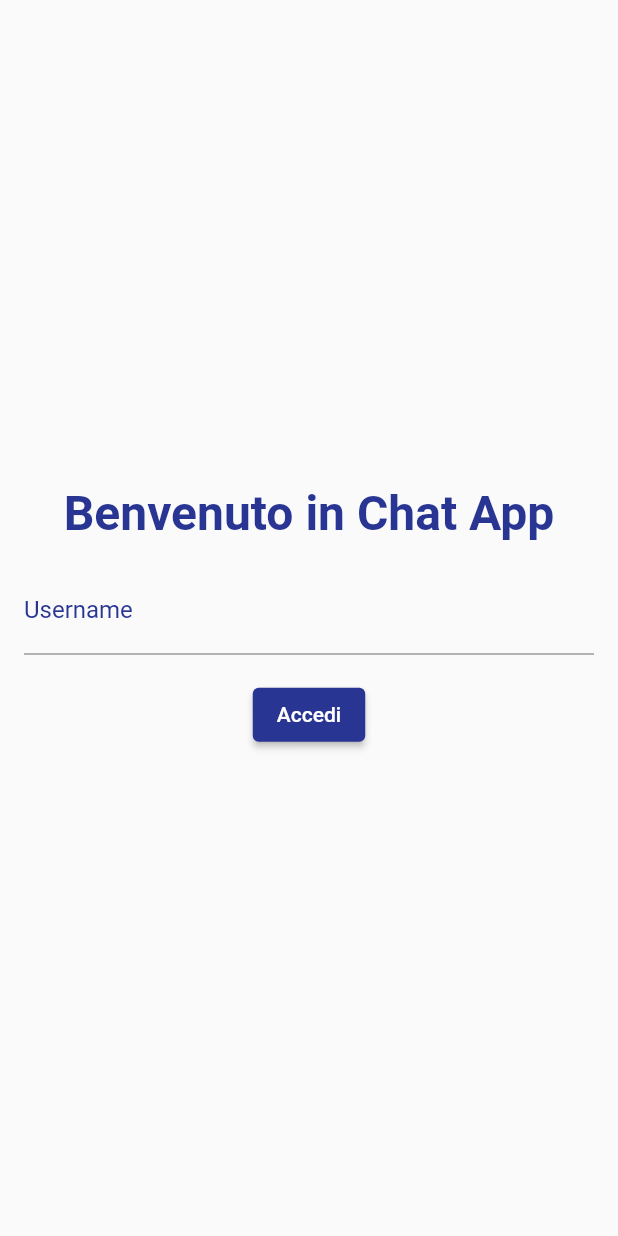
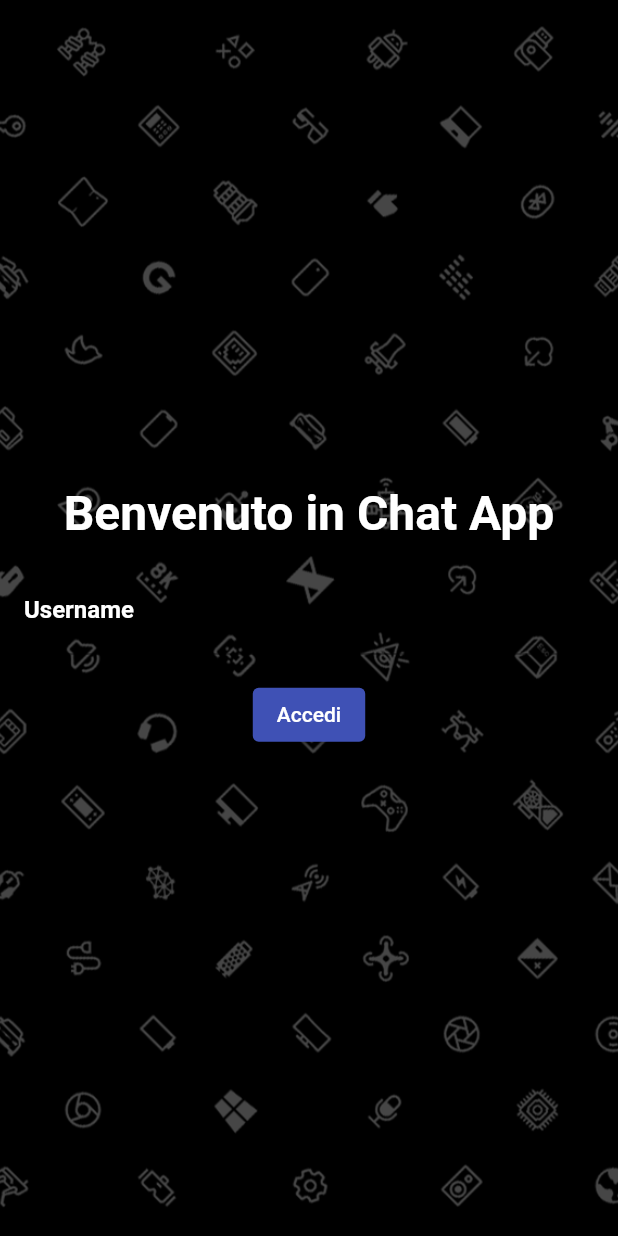
Before and after one commit to Sebastiano0/TPSIT, a Flutter app: the screen it shows after launch, on a phone screen of 412 x 824 dp. Run offline on Flutter 3.47's test engine with Material 2 defaults, Android fonts, the phone set to English and light mode, and no system bars; our stand-ins replace audioplayers, flutter_local_notifications, numberpicker, sqflite; accounts and stored records are empty.

```diff
--- a/chatroom/client_mobile/lib/logic/connection.dart
+++ b/chatroom/client_mobile/lib/logic/connection.dart
@@ -46,23 +46,17 @@ class Connection {
   }
 
   String getTimestamp(String input) {
-    // Scomponi la stringa in una lista di parole separando gli spazi
     List<String> words = input.split(' ');
-    // Restituisci la prima parola (che rappresenta il timestamp)
     return '${words[0]} ${words[1]}';
   }
 
   String getSender(String input) {
-    // Scomponi la stringa in una lista di parole separando gli spazi
     List<String> words = input.split(' ');
-    // Restituisci la quarta parola (che rappresenta il mittente)
     return words[4];
   }
 
   String getMessage(String input) {
-    // Scomponi la stringa in una lista di parole separando gli spazi
     String words = input.substring(input.indexOf(">") + 1);
-    // Restituisci l'ultima parola (che rappresenta il messaggio)
     return words;
   }
 }
--- a/chatroom/client_mobile/lib/main.dart
+++ b/chatroom/client_mobile/lib/main.dart
@@ -4,10 +4,27 @@ import 'package:client_mobile/widget/login_screen.dart';
 void main() {
   runApp(
     MaterialApp(
-      home: const LoginScreen(),
+      home: MyHomePage(),
       theme: ThemeData(
         primarySwatch: Colors.blue,
       ),
     ),
   );
 }
+
+class MyHomePage extends StatelessWidget {
+  const MyHomePage({super.key});
+
+  @override
+  Widget build(BuildContext context) {
+    return Container(
+      decoration: const BoxDecoration(
+        image: DecorationImage(
+          image: AssetImage('assets/background_login.jpg'),
+          fit: BoxFit.cover,
+        ),
+      ),
+      child: const LoginScreen(),
+    );
+  }
+}
--- a/chatroom/client_mobile/lib/widget/login_screen.dart
+++ b/chatroom/client_mobile/lib/widget/login_screen.dart
@@ -21,10 +21,8 @@ class _LoginScreenState extends State<LoginScreen> {
       setState(() {
         _isLoading = true;
       });
-      // Simula il login asincrono
       await Future.delayed(const Duration(seconds: 1));
       // Salva l'username nei dati dell'applicazione
-      // (in questo esempio, utilizzo una semplice variabile statica)
       AppData.username = _usernameController.text;
       connection.createConnection();
       Navigator.of(context).pushReplacement(
@@ -38,9 +36,10 @@ class _LoginScreenState extends State<LoginScreen> {
   @override
   Widget build(BuildContext context) {
     return Scaffold(
+      backgroundColor: Colors.transparent,
       body: _isLoading
           ? const Center(
-              child: CircularProgressIndicator(),
+              child: CircularProgressIndicator(color: Colors.indigo),
             )
           : Padding(
               padding: const EdgeInsets.all(16.0),
@@ -49,24 +48,26 @@ class _LoginScreenState extends State<LoginScreen> {
                 child: Column(
                   mainAxisAlignment: MainAxisAlignment.center,
                   children: [
-                    Text(
+                    const Text(
                       'Benvenuto in Chat App',
                       style: TextStyle(
                         fontSize: 32,
                         fontWeight: FontWeight.bold,
-                        color: Colors.indigo[800],
+                        color: Colors.white,
                       ),
                     ),
                     const SizedBox(height: 16),
                     TextFormField(
                       controller: _usernameController,
-                      decoration: InputDecoration(
+                      style: const TextStyle(color: Colors.white),
+                      decoration: const InputDecoration(
                         labelText: 'Username',
                         hintText: 'Inserisci il tuo username',
-                        hintStyle: TextStyle(color: Colors.indigo[800]),
-                        labelStyle: TextStyle(color: Colors.indigo[800]),
-                        focusedBorder: const UnderlineInputBorder(
-                          borderSide: BorderSide(color: Colors.indigo),
+                        hintStyle: TextStyle(color: Colors.white),
+                        labelStyle: TextStyle(
+                            color: Colors.white, fontWeight: FontWeight.bold),
+                        focusedBorder: UnderlineInputBorder(
+                          borderSide: BorderSide(color: Colors.white),
                         ),
                       ),
                       validator: (value) {
@@ -79,9 +80,9 @@ class _LoginScreenState extends State<LoginScreen> {
                     const SizedBox(height: 16),
                     ElevatedButton(
                       onPressed: _login,
+                      style: ElevatedButton.styleFrom(
+                          backgroundColor: Colors.indigo),
                       child: const Text("Accedi"),
-                      style: ElevatedButton.styleFrom(
-                          backgroundColor: Colors.indigo[800]),
                     ),
                   ],
                 ),
--- a/chatroom/client_mobile/pubspec.yaml
+++ b/chatroom/client_mobile/pubspec.yaml
@@ -63,6 +63,8 @@ flutter:
   # assets:
   #   - images/a_dot_burr.jpeg
   #   - images/a_dot_ham.jpeg
+  assets:
+    - assets/
 
   # An image asset can refer to one or more resolution-specific "variants", see
   # https://flutter.dev/assets-and-images/#resolution-aware
```
Also changed, not shown: chatroom/client_mobile/lib/widget/chat_message.dart (+6 -9 lines), chatroom/client_mobile/lib/widget/chat_screen.dart (+13 -7 lines), chatroom/client_mobile/assets/Chat_image.png (added), chatroom/client_mobile/assets/Login_Image.png (added), chatroom/client_mobile/assets/background_chat.jpg (added), chatroom/client_mobile/assets/background_login.jpg (added), 1 other file.
